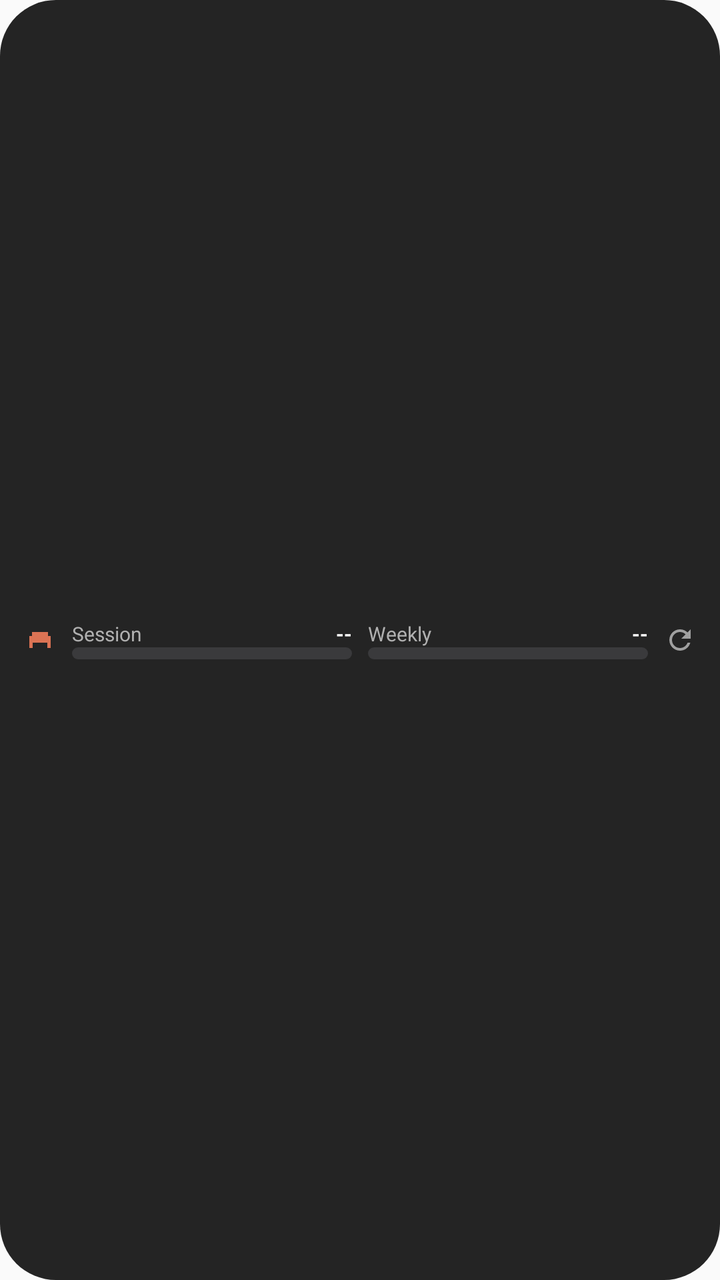
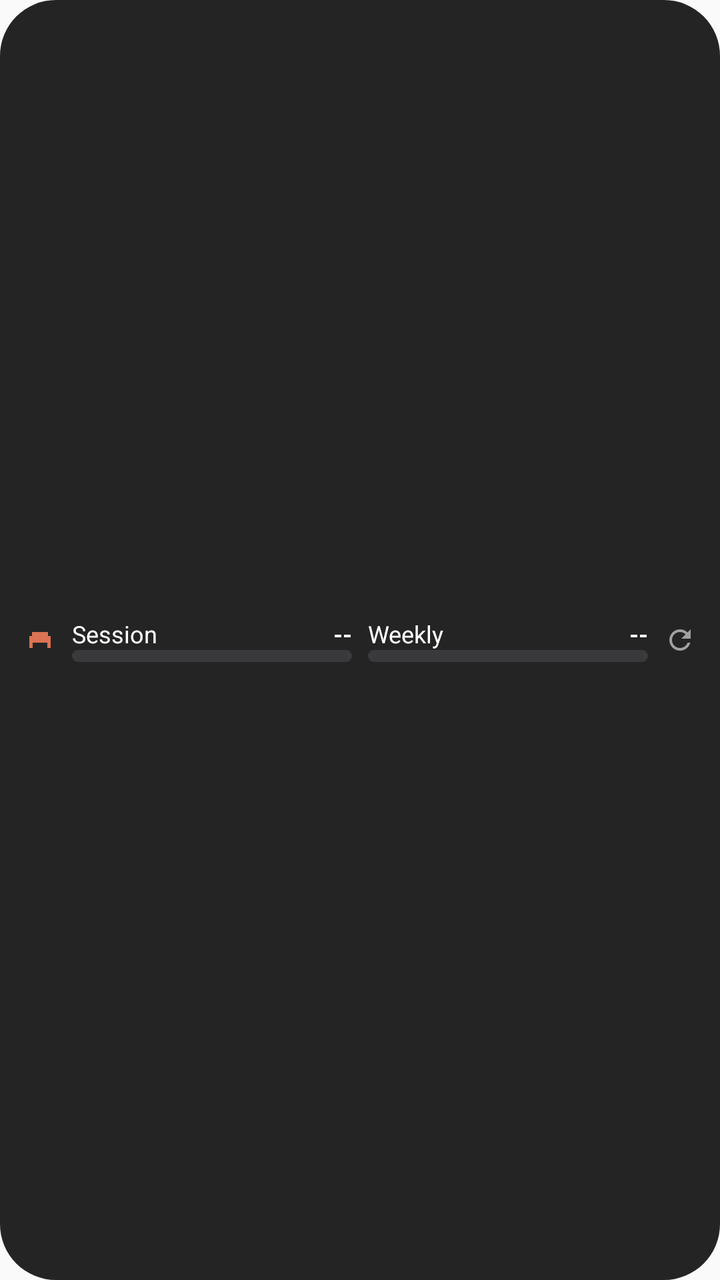

Two renders of the same Android screen: before a commit and after it. Below are the layout's source before the change and the commit's diff.
<!-- AndroidManifest.xml: application theme Theme.AppCompat.Light.NoActionBar -->
<!-- res/layout/widget_layout_wide.xml -->
<?xml version="1.0" encoding="utf-8"?>
<LinearLayout xmlns:android="http://schemas.android.com/apk/res/android"
    android:id="@+id/widget_root"
    android:layout_width="match_parent"
    android:layout_height="match_parent"
    android:orientation="horizontal"
    android:padding="12dp"
    android:background="@drawable/widget_bg"
    android:gravity="center_vertical">

    
    <ImageView
        android:layout_width="16dp"
        android:layout_height="16dp"
        android:src="@drawable/ic_claude"
        android:layout_marginEnd="8dp"/>

    
    <LinearLayout
        android:layout_width="0dp"
        android:layout_weight="1"
        android:layout_height="wrap_content"
        android:orientation="vertical"
        android:layout_marginEnd="8dp">
        <LinearLayout
            android:layout_width="match_parent"
            android:layout_height="wrap_content"
            android:orientation="horizontal"
            android:gravity="center_vertical">
            <TextView
                android:layout_width="0dp"
                android:layout_weight="1"
                android:layout_height="wrap_content"
                android:text="Session"
                android:textColor="#B0B0B0"
                android:textSize="10sp"
                android:maxLines="1"/>
            <TextView
                android:id="@+id/tv_session_pct"
                android:layout_width="wrap_content"
                android:layout_height="wrap_content"
                android:text="--"
                android:textStyle="bold"
                android:textColor="#FFFFFF"
                android:textSize="10sp"
                android:maxLines="1"/>
        </LinearLayout>
        <ProgressBar
            android:id="@+id/pb_session"
            style="?android:attr/progressBarStyleHorizontal"
            android:layout_width="match_parent"
            android:layout_height="6dp"
            android:progressDrawable="@drawable/custom_progress_bar"
            android:max="100"
            android:progress="0"/>
    </LinearLayout>

    
    <LinearLayout
        android:layout_width="0dp"
        android:layout_weight="1"
        android:layout_height="wrap_content"
        android:orientation="vertical"
        android:layout_marginEnd="8dp">
        <LinearLayout
            android:layout_width="match_parent"
            android:layout_height="wrap_content"
            android:orientation="horizontal"
            android:gravity="center_vertical">
            <TextView
                android:layout_width="0dp"
                android:layout_weight="1"
                android:layout_height="wrap_content"
                android:text="Weekly"
                android:textColor="#B0B0B0"
                android:textSize="10sp"
                android:maxLines="1"/>
            <TextView
                android:id="@+id/tv_weekly_pct"
                android:layout_width="wrap_content"
                android:layout_height="wrap_content"
                android:text="--"
                android:textStyle="bold"
                android:textColor="#FFFFFF"
                android:textSize="10sp"
                android:maxLines="1"/>
        </LinearLayout>
        <ProgressBar
            android:id="@+id/pb_weekly"
            style="?android:attr/progressBarStyleHorizontal"
            android:layout_width="match_parent"
            android:layout_height="6dp"
            android:progressDrawable="@drawable/custom_progress_bar"
            android:max="100"
            android:progress="0"/>
    </LinearLayout>

    
    <ImageView
        android:id="@+id/btn_refresh"
        android:layout_width="16dp"
        android:layout_height="16dp"
        android:src="@drawable/ic_refresh" />

    
    <TextView
        android:id="@+id/tv_last_update"
        android:layout_width="0dp"
        android:layout_height="0dp"
        android:visibility="gone"/>
    <TextView
        android:id="@+id/tv_session_reset"
        android:layout_width="0dp"
        android:layout_height="0dp"
        android:visibility="gone"/>
    <TextView
        android:id="@+id/tv_weekly_reset"
        android:layout_width="0dp"
        android:layout_height="0dp"
        android:visibility="gone"/>

</LinearLayout>
<!-- resources referenced by this layout -->
<resources>
  <!-- drawable custom_progress_bar (drawable) -->
  <?xml version="1.0" encoding="utf-8"?>
  <layer-list xmlns:android="http://schemas.android.com/apk/res/android">
      <item android:id="@android:id/background">
          <shape>
              <corners android:radius="8dp"/>
              <solid android:color="#3A3A3C"/>
          </shape>
      </item>
      <item android:id="@android:id/progress">
          <clip>
              <shape>
                  <corners android:radius="8dp"/>
                  <solid android:color="#348DF1"/>
              </shape>
          </clip>
      </item>
  </layer-list>
  <!-- drawable ic_claude (drawable) -->
  <vector xmlns:android="http://schemas.android.com/apk/res/android"
      android:width="24dp"
      android:height="24dp"
      android:viewportWidth="24"
      android:viewportHeight="24">
      <path
          android:fillColor="#DB7354"
          android:pathData="M4,9h16v5H4z M6,6h12v3H6z M4,14h2.5v4H4z M17.5,14h2.5v4H17.5z M8,10h2v2H8z M14,10h2v2H14z"/>
  </vector>
  <!-- drawable ic_refresh (drawable) -->
  <vector xmlns:android="http://schemas.android.com/apk/res/android"
      android:width="24dp"
      android:height="24dp"
      android:viewportWidth="24"
      android:viewportHeight="24">
      <path
          android:fillColor="#A0A0A0"
          android:pathData="M17.65,6.35C16.2,4.9 14.21,4 12,4c-4.42,0 -7.99,3.58 -7.99,8s3.57,8 7.99,8c3.73,0 6.84,-2.55 7.73,-6h-2.08c-0.82,2.33 -3.04,4 -5.65,4 -3.31,0 -6,-2.69 -6,-6s2.69,-6 6,-6c1.66,0 3.14,0.69 4.22,1.78L13,11h7V4l-2.35,2.35z"/>
  </vector>
  <!-- drawable widget_bg (drawable) -->
  <?xml version="1.0" encoding="utf-8"?>
  <shape xmlns:android="http://schemas.android.com/apk/res/android">
      <solid android:color="#242424"/>
      <corners android:radius="28dp"/>
  </shape>
</resources>

<!-- the commit's change to res/layout/widget_layout_wide.xml (unified diff, before → after) -->
@@ -32,8 +32,8 @@
                 android:layout_weight="1"
                 android:layout_height="wrap_content"
                 android:text="Session"
-                android:textColor="#B0B0B0"
-                android:textSize="10sp"
+                android:textColor="#FFFFFF"
+                android:textSize="12sp"
                 android:maxLines="1"/>
             <TextView
                 android:id="@+id/tv_session_pct"
@@ -42,7 +42,7 @@
                 android:text="--"
                 android:textStyle="bold"
                 android:textColor="#FFFFFF"
-                android:textSize="10sp"
+                android:textSize="12sp"
                 android:maxLines="1"/>
         </LinearLayout>
         <ProgressBar
@@ -72,8 +72,8 @@
                 android:layout_weight="1"
                 android:layout_height="wrap_content"
                 android:text="Weekly"
-                android:textColor="#B0B0B0"
-                android:textSize="10sp"
+                android:textColor="#FFFFFF"
+                android:textSize="12sp"
                 android:maxLines="1"/>
             <TextView
                 android:id="@+id/tv_weekly_pct"
@@ -82,7 +82,7 @@
                 android:text="--"
                 android:textStyle="bold"
                 android:textColor="#FFFFFF"
-                android:textSize="10sp"
+                android:textSize="12sp"
                 android:maxLines="1"/>
         </LinearLayout>
         <ProgressBar
